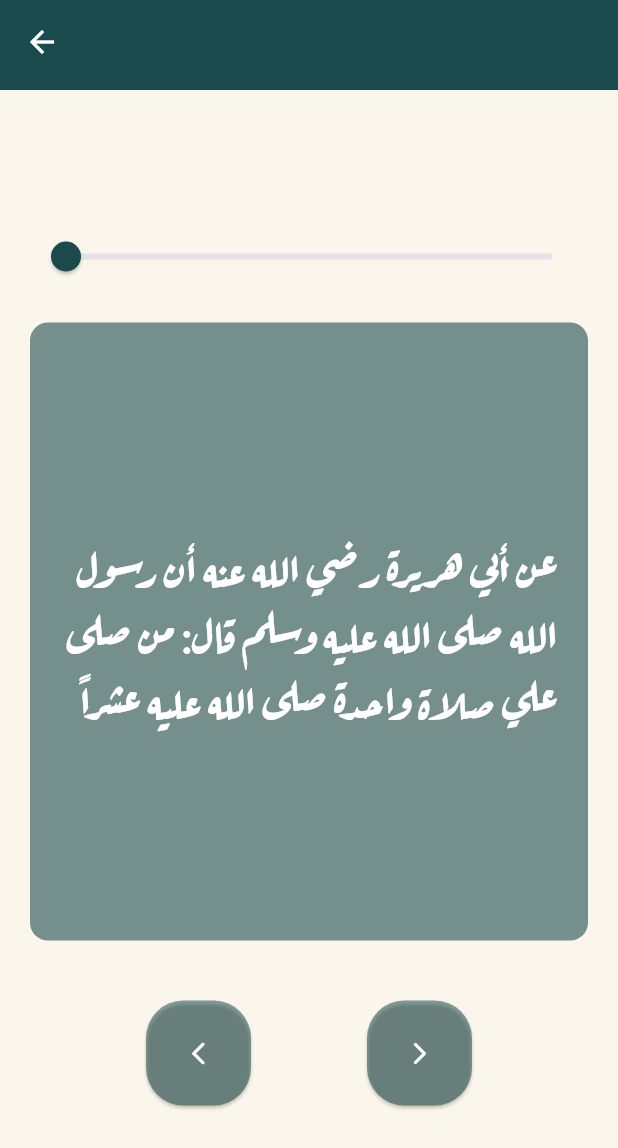
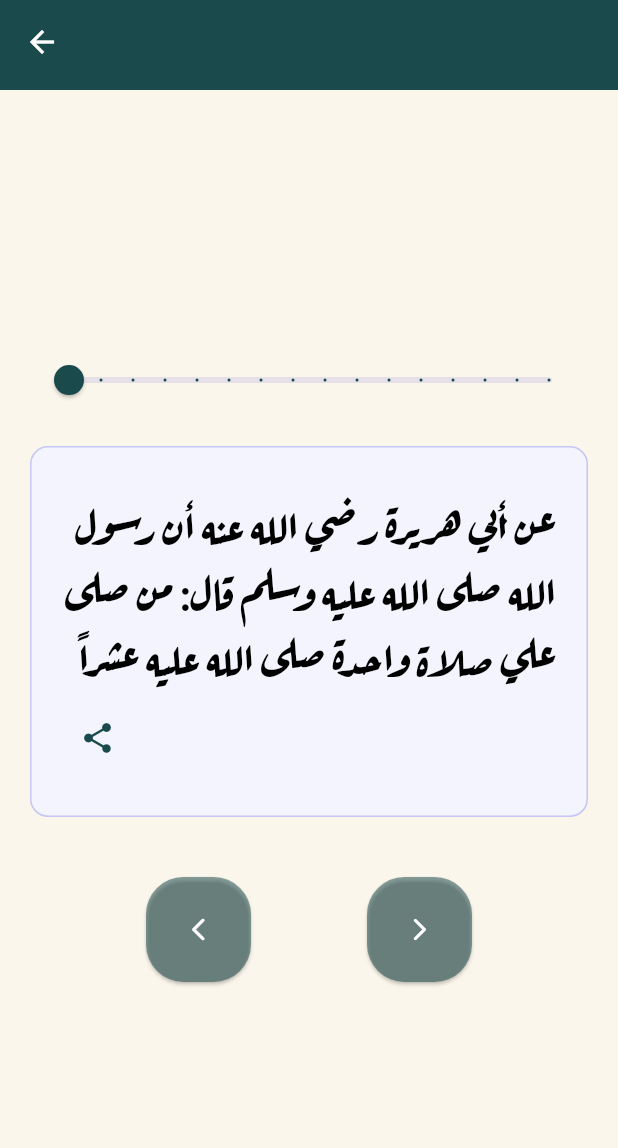
Before and after one commit to AhmedMohmmedd/azkar-app, a Flutter app: the AhadethView screen opened directly, on a phone screen of 412 x 824 dp. Shown: the top 1148 px of the screen. Run offline on Flutter 3.47's test engine with Material 3 defaults, Android fonts, the phone set to English and light mode, and no system bars; our stand-ins replace adhan, bloc, flutter_bloc, geolocator, share_plus, shared_preferences; missing offline and left inert: jhijri; accounts and stored records are empty.

```diff
--- a/lib/common/custom_app_bar.dart
+++ b/lib/common/custom_app_bar.dart
@@ -1,29 +1,35 @@
-
 import 'package:azkar/utils/app_style.dart';
 import 'package:azkar/utils/constantis.dart';
 import 'package:flutter/material.dart';
 
-class CustomAppBar extends StatelessWidget implements PreferredSizeWidget  {
+class CustomAppBar extends StatelessWidget implements PreferredSizeWidget {
   const CustomAppBar({
-    super.key, required this.title,
+    super.key,
+    required this.title,
   });
-final String title ;
+  final String title;
   @override
   Widget build(BuildContext context) {
     return AppBar(
       elevation: 0,
-      backgroundColor:  kPrimaryColor,
-      title: Text(title, style: AppStyles.styleBold30(context),),
+      backgroundColor: kPrimaryColor,
+      title: Text(
+        title,
+        style: AppStyles.styleBold30(context),
+      ),
       centerTitle: true,
-      leading: GestureDetector(
-        onTap: () {
-          Navigator.pop(context);
-        },
-        child: const Icon(Icons.arrow_back_sharp ,color: Colors.white,)),
+      leading: IconButton(
+          onPressed: () {
+            Navigator.pop(context);
+          },
+          icon: const Icon(
+            Icons.arrow_back_sharp,
+            color: Colors.white,
+          )),
     );
   }
 
   @override
   // TODO: implement preferredSize
-  Size get preferredSize =>  Size.fromHeight(60);
+  Size get preferredSize => Size.fromHeight(60);
 }
--- a/lib/common/custom_share_icon.dart
+++ b/lib/common/custom_share_icon.dart
@@ -1,26 +1,25 @@
-
 import 'package:azkar/utils/constantis.dart';
 import 'package:flutter/material.dart';
 import 'package:share_plus/share_plus.dart';
 
 class CustomShareIcon extends StatelessWidget {
   const CustomShareIcon({
-    super.key, required this.text,
+    super.key,
+    required this.text,
   });
 
   final String text;
 
   @override
   Widget build(BuildContext context) {
-    return InkWell(
-        onTap: () {
+    return IconButton(
+      onPressed: () {
         Share.share(
           text,
           subject: shareSubject,
-
         );
       },
-        child: Icon(
+      icon: Icon(
         Icons.share,
         color: kPrimaryColor,
       ),
--- a/lib/common/custom_slider.dart
+++ b/lib/common/custom_slider.dart
@@ -18,7 +18,9 @@ class CustomSlider extends StatelessWidget {
       activeColor: kPrimaryColor,
       min: 0,
       max: max,
+      divisions: max.toInt(),
       value: sliderValue,
+      label: '${sliderValue.round()}',
       onChanged: (val) {},
     );
   }
--- a/lib/features/ahadeth/widgets/hadeth_item.dart
+++ b/lib/features/ahadeth/widgets/hadeth_item.dart
@@ -1,5 +1,4 @@
-
-
+import 'package:azkar/common/custom_share_icon.dart';
 import 'package:azkar/utils/app_style.dart';
 import 'package:azkar/utils/constantis.dart';
 import 'package:flutter/material.dart';
@@ -13,19 +12,38 @@ class HadethItem extends StatelessWidget {
   @override
   Widget build(BuildContext context) {
     return Container(
-      height: MediaQuery.sizeOf(context).height * .5,
+      height: MediaQuery.sizeOf(context).height * .3,
       decoration: BoxDecoration(
         borderRadius: BorderRadius.circular(12),
-        color: kPrimaryColor.withOpacity(.6),
+        color: kContainerColor,
+        border: Border.all(
+          color: const Color(0xffc4c6f3),
+          width: 1,
+        ),
       ),
       child: Padding(
         padding: const EdgeInsets.all(20),
         child: Center(
           child: SingleChildScrollView(
-            child: Text(
-              text,
-              style: AppStyles.styleArefRuqaaBold30(context).copyWith(color: Colors.white),
-              textAlign: TextAlign.right,
+            child: Column(
+              mainAxisAlignment: MainAxisAlignment.center,
+              children: [
+                Text(
+                  text,
+                  style: AppStyles.styleArefRuqaaBold30(context)
+                      .copyWith(color: Colors.black),
+                  textAlign: TextAlign.right,
+                ),
+                const SizedBox(
+                  height: 10,
+                ),
+                Row(
+                  mainAxisAlignment: MainAxisAlignment.start,
+                  children: [
+                    CustomShareIcon(text: text),
+                  ],
+                )
+              ],
             ),
           ),
         ),
--- a/lib/features/azkar/widgets/custom_container.dart
+++ b/lib/features/azkar/widgets/custom_container.dart
@@ -32,7 +32,7 @@ class _CustomContainerState extends State<CustomContainer> {
         child: Container(
           decoration: BoxDecoration(
             borderRadius: BorderRadius.circular(12),
-            color: const Color(0xfff4f4fe),
+            color:kContainerColor,
             border: Border.all(
               color: const Color(0xffc4c6f3),
               width: 1,
--- a/lib/features/home/widgets/categorys_section.dart
+++ b/lib/features/home/widgets/categorys_section.dart
@@ -3,6 +3,7 @@ import 'package:azkar/features/ayat/views/ayat_view.dart';
 import 'package:azkar/features/azkar/views/azkar_view.dart';
 import 'package:azkar/features/doa/views/doa_view.dart';
 import 'package:azkar/features/home/widgets/category_item.dart';
+import 'package:azkar/features/sepha/views/sepha_view.dart';
 import 'package:azkar/utils/image_strings.dart';
 import 'package:flutter/material.dart';
 
@@ -67,6 +68,11 @@ class CategorysSection extends StatelessWidget {
             CategoryItem(
               image: CustomImages.sebha,
               text: 'السبحه  ',
+              onTap: () {
+                Navigator.push(context, MaterialPageRoute(builder: (context){
+                  return const SephaView();
+                }));
+              },
             ),
           ],
         ),
--- a/lib/utils/constantis.dart
+++ b/lib/utils/constantis.dart
@@ -1,8 +1,7 @@
 import 'package:flutter/material.dart';
 final  kPrimaryColor =   Color(0xff1A4A4C);
-// final  kPrimaryColor =   Color(0xff582b01);
 final  kDividerColor =   Color.fromARGB(255, 50, 15, 70);
 final  kbackgroundColor =  Color(0xfffaf6eb);
-// final  kbackgroundColor =  Color.fromARGB(255, 35, 57, 58);
+final  kContainerColor =  Color(0xfff4f4fe);
 final  kBacGroundImage =   'assets/images/rm194-aew-0133.jpg';
 final String shareSubject = 'Ahmed M Kirsha';
```
Also changed, not shown: lib/features/ahadeth/views/ahadeth_view.dart (+0 -11 lines), lib/features/azkar/views/azkar_view.dart (+8 -1 lines), lib/features/sepha/views/sepha_view.dart (added, +86 -0 lines), lib/features/sepha/widgets/custom_text_filed.dart (added, +24 -0 lines), lib/features/sepha/widgets/tasph_list_view.dart (added, +43 -0 lines), lib/features/sepha/widgets/tasph_list_view_item.dart (added, +22 -0 lines), lib/utils/app_style.dart (+14 -0 lines). Lines whose indentation alone changed are shown as unchanged.
